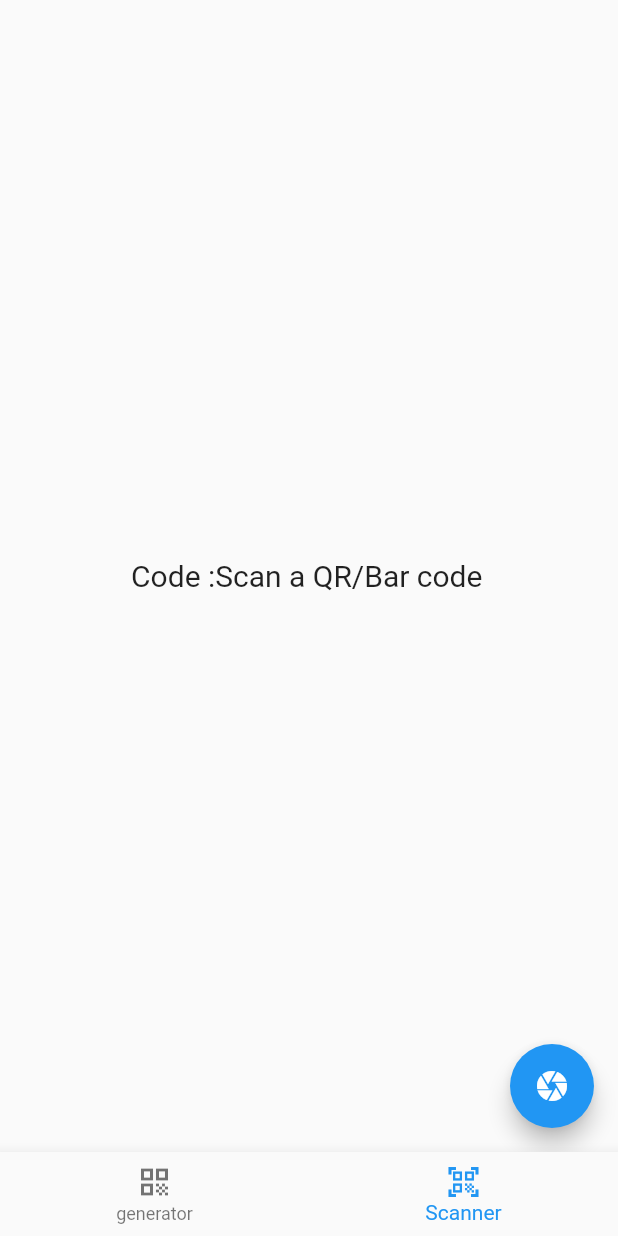
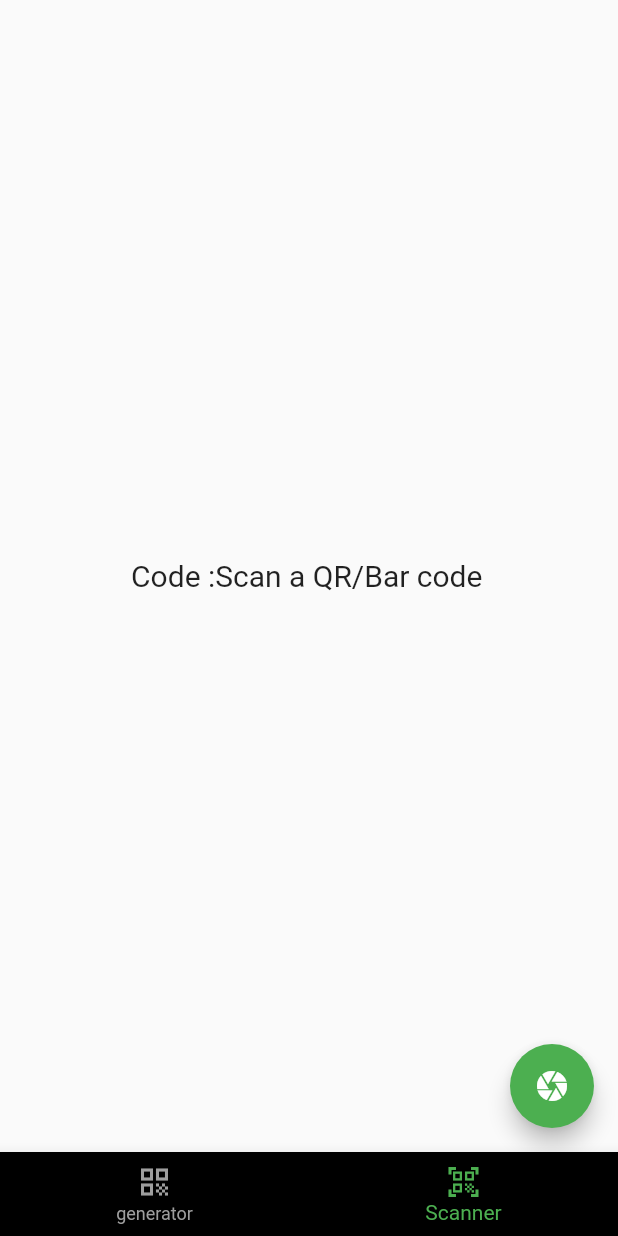
Before and after one commit to Tosin2289/Qr_code, a Flutter app: the screen it shows after launch, item 2 of the bottom bar chosen, after a tap on the "camera" icon, on a phone screen of 412 x 824 dp. Run offline on Flutter 3.47's test engine with Material 2 defaults, Android fonts, the phone set to English and light mode, and no system bars; our stand-ins replace qr_flutter; missing offline and left inert: flutter_qr_bar_scanner.

Commit message:
fifth commit

```diff
--- a/lib/main.dart
+++ b/lib/main.dart
@@ -14,7 +14,7 @@ class MyApp extends StatelessWidget {
     return MaterialApp(
       debugShowCheckedModeBanner: false,
       theme: ThemeData(
-        primarySwatch: Colors.blue,
+        primarySwatch: Colors.green,
       ),
       home: HomePage(),
     );
@@ -35,6 +35,8 @@ class _HomePageState extends State<HomePage> {
   Widget build(BuildContext context) {
     return Scaffold(
       bottomNavigationBar: BottomNavigationBar(
+        backgroundColor: Colors.black,
+        unselectedItemColor: Colors.grey,
         currentIndex: currentindex,
         onTap: ((selectedindex) {
           setState(() {
--- a/lib/pages/generator.dart
+++ b/lib/pages/generator.dart
@@ -13,7 +13,7 @@ class _GeneratorState extends State<Generator> {
   @override
   Widget build(BuildContext context) {
     return Scaffold(
-      backgroundColor: Colors.grey[600],
+      backgroundColor: Colors.black,
       body: Column(
         mainAxisAlignment: MainAxisAlignment.center,
         crossAxisAlignment: CrossAxisAlignment.center,
--- a/lib/pages/scanner.dart
+++ b/lib/pages/scanner.dart
@@ -31,6 +31,8 @@ class _ScannerState extends State<Scanner> {
   Widget build(BuildContext context) {
     return Scaffold(
       floatingActionButton: FloatingActionButton(
+        foregroundColor: Colors.white,
+        backgroundColor: Colors.green,
         onPressed: () {
           if (camState == true) {
             setState(() {
```
Also changed, not shown: pubspec.yaml (+6 -1 lines), assets/icn.png (added), assets/icon.jpg (added), pubspec.lock, 34 other files.
